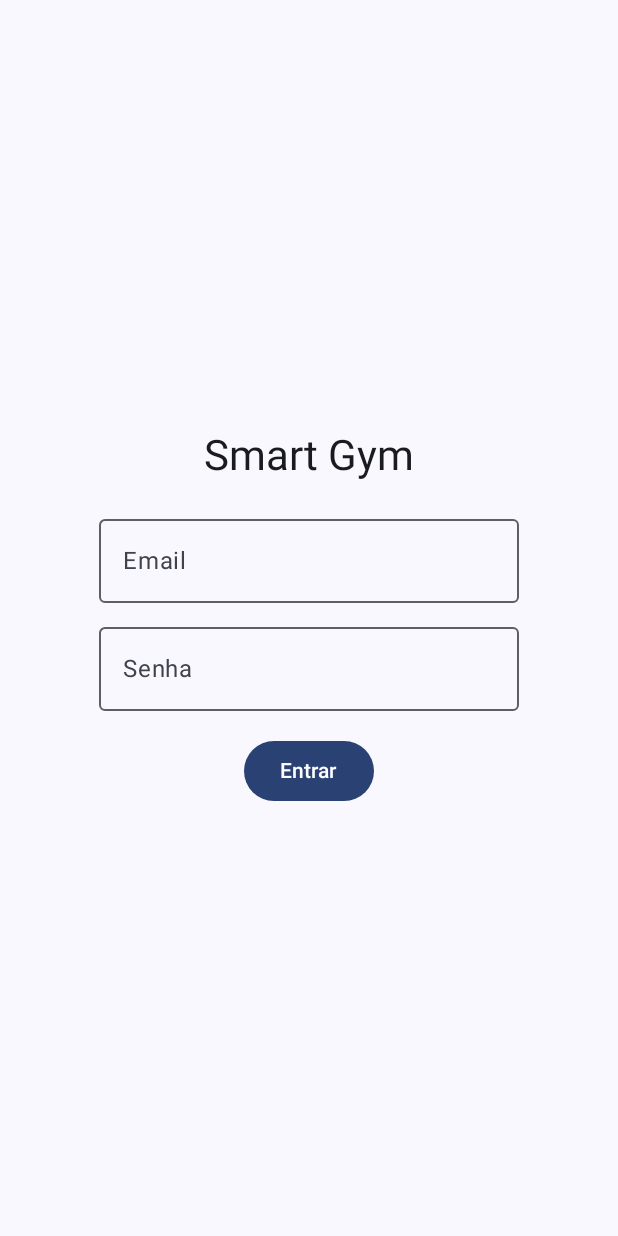
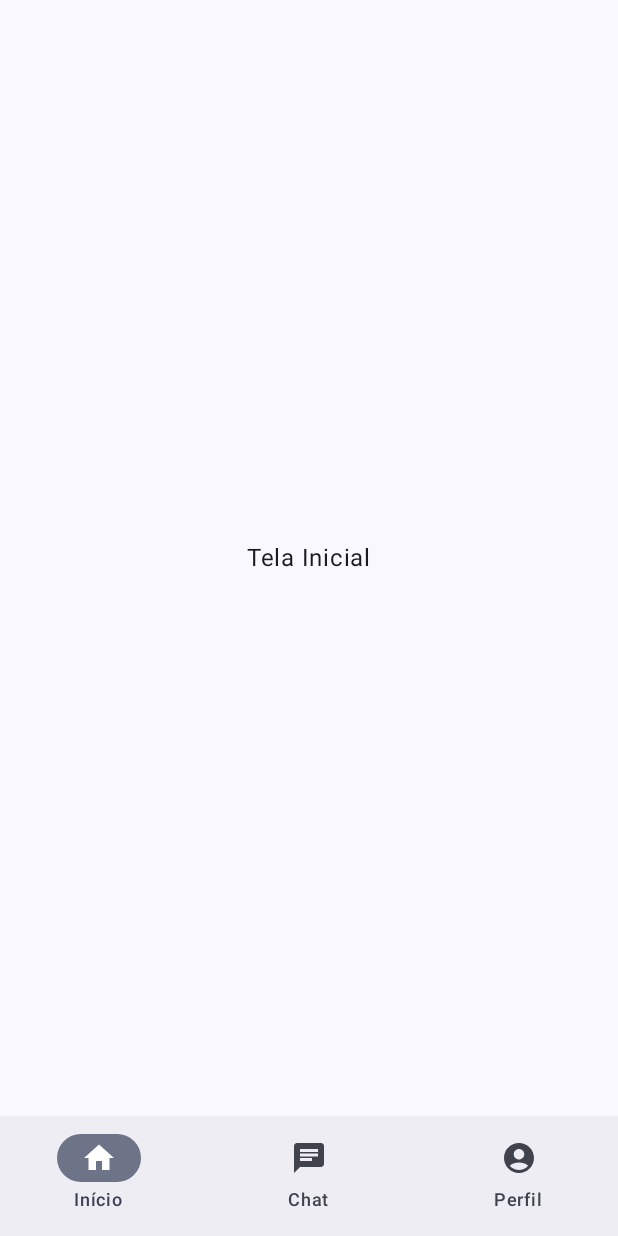
Before and after one commit to Lazari2/SmartGym, an Android app built with Jetpack Compose: the screen it shows after launch (MainActivity), on a phone screen of 412 x 824 dp. Run offline under Robolectric (Android 15) with nearby library versions, the phone set to English and light mode, and no system bars.

Commit message:
Added Routes + Navbar

```diff
--- a/app/build.gradle.kts
+++ b/app/build.gradle.kts
@@ -1,3 +1,5 @@
+import org.gradle.kotlin.dsl.implementation
+
 plugins {
     alias(libs.plugins.android.application)
     alias(libs.plugins.kotlin.android)
@@ -57,4 +59,7 @@ dependencies {
     androidTestImplementation(libs.androidx.compose.ui.test.junit4)
     debugImplementation(libs.androidx.compose.ui.tooling)
     debugImplementation(libs.androidx.compose.ui.test.manifest)
+    implementation("androidx.navigation:navigation-compose:2.9.5")
+    implementation("androidx.compose.material:material-icons-extended:1.7.8")
+
 }
--- a/app/src/main/java/com/example/smartgym/MainActivity.kt
+++ b/app/src/main/java/com/example/smartgym/MainActivity.kt
@@ -1,16 +1,21 @@
 package com.example.smartgym
 
-import LoginScreen
 import android.os.Bundle
 import androidx.activity.ComponentActivity
 import androidx.activity.compose.setContent
 import androidx.activity.enableEdgeToEdge
-import androidx.compose.foundation.layout.fillMaxSize
-import androidx.compose.material3.Scaffold
-import androidx.compose.material3.Text
+import androidx.compose.foundation.layout.padding
 import androidx.compose.runtime.Composable
+import androidx.compose.runtime.getValue
 import androidx.compose.ui.Modifier
-import androidx.compose.ui.tooling.preview.Preview
+import androidx.navigation.compose.NavHost
+import androidx.navigation.compose.composable
+import androidx.navigation.compose.currentBackStackEntryAsState
+import androidx.navigation.compose.rememberNavController
+import com.example.smartgym.ui.layout.MainScaffold
+import com.example.smartgym.ui.screens.ChatScreen
+import com.example.smartgym.ui.screens.InitialScreen
+import com.example.smartgym.ui.screens.ProfileScreen
 import com.example.smartgym.ui.theme.SmartGymTheme
 
 class MainActivity : ComponentActivity() {
@@ -19,26 +24,37 @@ class MainActivity : ComponentActivity() {
         enableEdgeToEdge()
         setContent {
             SmartGymTheme {
-                Scaffold(modifier = Modifier.fillMaxSize()) { innerPadding ->
-                    LoginScreen()
-                }
+                MainApp()
             }
         }
     }
 }
 
 @Composable
-fun Greeting(name: String, modifier: Modifier = Modifier) {
-    Text(
-        text = "Hello $name!",
-        modifier = modifier
-    )
-}
+fun MainApp() {
+    val navController = rememberNavController()
+    val navBackStackEntry by navController.currentBackStackEntryAsState()
+    val currentRoute = navBackStackEntry?.destination?.route
 
-@Preview(showBackground = true)
-@Composable
-fun GreetingPreview() {
-    SmartGymTheme {
-        Greeting("Android")
+    MainScaffold(
+        currentRoute = currentRoute ?: Routes.INITIAL,
+        onNavigate = { route ->
+            navController.navigate(route) {
+                // evita empilhar telas repetidas na navegação
+                launchSingleTop = true
+                popUpTo(navController.graph.startDestinationId) { saveState = true }
+                restoreState = true
+            }
+        }
+    ) { innerPadding ->
+        NavHost(
+            navController = navController,
+            startDestination = Routes.INITIAL,
+            modifier = Modifier.padding(innerPadding)
+        ) {
+            composable(Routes.INITIAL) { InitialScreen() }
+            composable(Routes.CHAT) { ChatScreen() }
+            composable(Routes.PROFILE) { ProfileScreen() }
+        }
     }
 }
--- /dev/null
+++ b/app/src/main/java/com/example/smartgym/ui/Components/BottomNavBar.kt
@@ -0,0 +1,38 @@
+package com.example.smartgym.ui.components
+
+import androidx.compose.material.icons.Icons
+import androidx.compose.material.icons.automirrored.filled.Chat
+import androidx.compose.material.icons.filled.AccountCircle
+import androidx.compose.material.icons.filled.Home
+import androidx.compose.material3.Icon
+import androidx.compose.material3.NavigationBar
+import androidx.compose.material3.NavigationBarItem
+import androidx.compose.material3.Text
+import androidx.compose.runtime.Composable
+import com.example.smartgym.Routes
+
+@Composable
+fun BottomNavBar(currentRoute: String, onNavigate: (String) -> Unit) {
+    NavigationBar {
+        NavigationBarItem(
+            selected = currentRoute == Routes.INITIAL,
+            onClick = { onNavigate(Routes.INITIAL) },
+            icon = { Icon(Icons.Default.Home, contentDescription = "Início") },
+            label = { Text("Início") }
+        )
+
+        NavigationBarItem(
+            selected = currentRoute == Routes.CHAT,
+            onClick = { onNavigate(Routes.CHAT) },
+            icon = { Icon(Icons.AutoMirrored.Filled.Chat, contentDescription = "Chat") },
+            label = { Text("Chat") }
+        )
+
+        NavigationBarItem(
+            selected = currentRoute == Routes.PROFILE,
+            onClick = { onNavigate(Routes.PROFILE) },
+            icon = { Icon(Icons.Default.AccountCircle, contentDescription = "Perfil") },
+            label = { Text("Perfil") }
+        )
+    }
+}
--- /dev/null
+++ b/app/src/main/java/com/example/smartgym/ui/layout/MainScaffold.kt
@@ -0,0 +1,19 @@
+package com.example.smartgym.ui.layout
+
+import androidx.compose.foundation.layout.PaddingValues
+import androidx.compose.material3.Scaffold
+import androidx.compose.runtime.Composable
+import com.example.smartgym.ui.components.BottomNavBar
+
+@Composable
+fun MainScaffold(
+    currentRoute: String,
+    onNavigate: (String) -> Unit,
+    content: @Composable (PaddingValues) -> Unit
+) {
+    Scaffold(
+        bottomBar = { BottomNavBar(currentRoute = currentRoute, onNavigate = onNavigate) }
+    ) { innerPadding ->
+        content(innerPadding)
+    }
+}
--- /dev/null
+++ b/app/src/main/java/com/example/smartgym/ui/screens/InitialScreen.kt
@@ -0,0 +1,24 @@
+package com.example.smartgym.ui.screens
+
+import androidx.compose.foundation.layout.Arrangement
+import androidx.compose.foundation.layout.Column
+import androidx.compose.foundation.layout.fillMaxSize
+import androidx.compose.foundation.layout.padding
+import androidx.compose.material3.Text
+import androidx.compose.runtime.Composable
+import androidx.compose.ui.Alignment
+import androidx.compose.ui.Modifier
+import androidx.compose.ui.unit.dp
+
+@Composable
+fun InitialScreen() {
+    Column(
+        modifier = Modifier
+            .fillMaxSize()
+            .padding(16.dp),
+        verticalArrangement = Arrangement.Center,
+        horizontalAlignment = Alignment.CenterHorizontally
+    ) {
+        Text(text = "Tela Inicial")
+    }
+}
```
Also changed, not shown: app/src/main/java/com/example/smartgym/Routes.kt (added, +7 -0 lines), app/src/main/java/com/example/smartgym/ui/screens/ChatScreen.kt (added, +24 -0 lines), app/src/main/java/com/example/smartgym/ui/screens/ProfileScreen.kt (added, +24 -0 lines).
